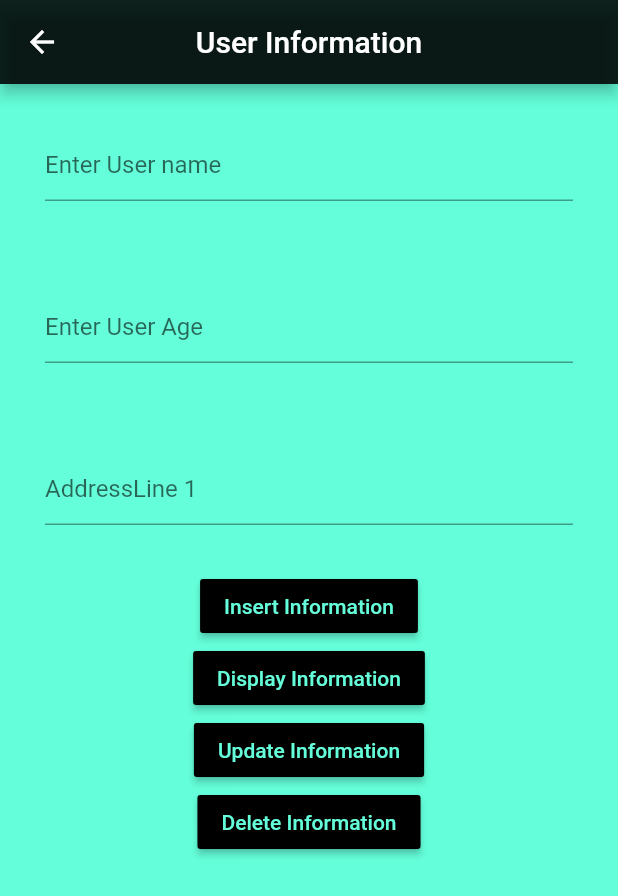
After one commit to UnremittingEncore/super-duper-barnacle, a Flutter app: the InputUserInformation screen opened directly, after a tap on "Display Information", on a phone screen of 412 x 824 dp. The commit adds this screen. Shown: the top 896 px of the screen. Run offline on Flutter 3.47's test engine with Material 2 defaults, Android fonts, the phone set to English and light mode, and no system bars; our stand-ins replace logger, sqflite; accounts and stored records are empty.

Commit message:
Latest code as of 2020-08-16

```diff
--- /dev/null
+++ b/lib/DatabaseHelper.dart
@@ -0,0 +1,81 @@
+import 'dart:io';
+import 'dart:math';
+import 'package:logger/logger.dart';
+import 'package:path/path.dart';
+import 'package:sqflite/sqflite.dart';
+import 'package:path_provider/path_provider.dart';
+
+
+class DatabaseHelper{
+  String TAG = "DatabaseHelper";
+  Logger logger = new Logger();
+  static final databaseName = "CustomUserInformation.db";
+  static final databaseTable = "Users";
+  static final databaseVersion = 1;
+
+  static final columnId = "id";
+  static final columnname = "name";
+  static final columnAge = "age";
+  static final columnAddress1 = "AddressLine_1";
+
+  DatabaseHelper._privateConstructor();
+
+  static Database _database;
+
+  static final DatabaseHelper instance = DatabaseHelper._privateConstructor();
+
+  Future<Database> get database async{
+    if(_database != null){
+      return _database;
+    }
+    else{
+      //Initialise the database -> This is lazy initialisation
+      logger.d(TAG , "Initialising the database");
+      _database = await initDatabase();
+      return _database;
+    }
+  }
+
+
+  initDatabase() async{
+    logger.d(TAG , "Inside initialise database creating the path for database");
+    Directory databaseDirectory = await getApplicationDocumentsDirectory();
+    String path = join(databaseDirectory.path, databaseName);
+    return await openDatabase(path, version: databaseVersion, onCreate: onCreateDatabaseTable );
+  }
+
+  onCreateDatabaseTable(Database database, int version) async{
+    logger.d(TAG , "Creating users table  ");
+    String createTablequery = "CREATE TABLE $databaseTable($columnId INTEGER PRIMARY KEY,$columnname TEXT NOT NULL,$columnAge INTEGER NOT NULL,$columnAddress1 TEXT NOT NULL)";
+    return await database.execute(createTablequery);
+  }
+
+
+  Future<int> insertData(Map<String, dynamic> row) async{
+    Database database = await instance.database;
+    return await database.insert(databaseTable, row);
+  }
+
+
+  Future<int> updateData(Map<String, dynamic> row) async{
+    Database database = await instance.database;
+    int id = row[columnId];
+    return await database.update(databaseTable, row, where : '$columnId = ?', whereArgs: [id]);
+  }
+
+
+  Future<List<Map<String, dynamic>>> queryEntireTable() async{
+    Database database = await instance.database;
+    return await database.query(databaseTable);
+  }
+
+  Future<int> deleteData(int rowid) async{
+    Database database = await instance.database;
+    return await database.delete(databaseTable, where : '$columnId = ?', whereArgs: [rowid]);
+  }
+
+
+
+
+
+}
--- /dev/null
+++ b/lib/UserInformation.dart
@@ -0,0 +1,139 @@
+import 'package:flutter/cupertino.dart';
+import 'package:flutter/material.dart';
+import 'package:logger/logger.dart';
+import 'package:my_flutter_app/DatabaseHelper.dart';
+
+class UserInformation extends StatelessWidget{
+  @override
+  Widget build(BuildContext context) {
+    // TODO: implement build
+    return InputUserInformation();
+  }
+
+}
+
+class InputUserInformation extends StatelessWidget{
+  String TAG = "InputUserInformation";
+  TextEditingController userNameController = TextEditingController();
+  TextEditingController userAgeController = TextEditingController();
+  TextEditingController userAddressLineController1 = TextEditingController();
+  Logger logger = new Logger();
+  final dbHelper = DatabaseHelper.instance;
+  @override
+  Widget build(BuildContext context) {
+    // TODO: implement build
+    return Scaffold(
+      appBar: AppBar(title: Text('User Information'),
+        backgroundColor: Colors.black87,
+        centerTitle: true,
+      ),
+      body: Column(
+          children: <Widget>[
+            Container(
+              padding: EdgeInsets.all(30),
+              child: TextField(
+                controller: userNameController,
+                decoration: InputDecoration(
+                    hintText: 'Enter User name'
+                ),
+              ),
+            ),
+
+            Container(
+              padding: EdgeInsets.all(30),
+              child: TextField(
+                controller: userAgeController,
+                keyboardType: TextInputType.number,
+                decoration: InputDecoration(
+                    hintText: 'Enter User Age'
+                ),
+              ),
+            ),
+
+            Container(
+              padding: EdgeInsets.all(30),
+              child: TextField(
+                controller: userAddressLineController1,
+                decoration: InputDecoration(
+                    hintText: 'AddressLine 1'
+                ),
+              ),
+            ),
+
+            RaisedButton(
+                color: Colors.black,
+                textColor: Colors.tealAccent,
+                child: Text('Insert Information'),
+                onPressed: (){
+                  logger.e(TAG , "Insert information button is clicked");
+                insertInformation(userNameController.text, int.parse(userAgeController.text), userAddressLineController1.text);
+            }),
+            RaisedButton(
+                color: Colors.black,
+                textColor: Colors.tealAccent,
+                child: Text('Display Information'),
+                onPressed: (){
+                  logger.e(TAG , "Display information button is clicked");
+                  displayInformation();
+                }),
+
+            RaisedButton(
+                color: Colors.black,
+                textColor: Colors.tealAccent,
+                child: Text('Update Information'),
+                onPressed: (){
+                  logger.e(TAG , "Update information button is clicked");
+                  updateInformation(userNameController.text, int.parse(userAgeController.text), userAddressLineController1.text);
+                }),
+
+            RaisedButton(
+                color: Colors.black,
+                textColor: Colors.tealAccent,
+                child: Text('Delete Information'),
+                onPressed: (){
+                  logger.e(TAG , "Delete information button is clicked");
+                  deleteInformation();
+                }),
+          ],
+      ),
+      backgroundColor: Colors.tealAccent,
+    );
+  }
+
+  void insertInformation(String userName, int age, String addressLine1) async{
+    logger.d(TAG + " Inside insert information "+ userName + " age "+ age.toString() + " AddressLine 1 " + addressLine1 );
+    Map<String, dynamic> data = {
+      DatabaseHelper.columnname : userName,
+      DatabaseHelper.columnAge : age,
+      DatabaseHelper.columnAddress1 : addressLine1
+    };
+
+    final rowid = await dbHelper.insertData(data);
+    logger.d(TAG , "Row id "+ rowid.toString());
+  }
+
+  void updateInformation(String userName, int age, String addressLine1) async{
+    logger.d(TAG + " Inside update information "+ userName + " age "+ age.toString() + " AddressLine 1 " + addressLine1 );
+    Map<String, dynamic> data = {
+      DatabaseHelper.columnId : 1,
+      DatabaseHelper.columnname : userName,
+      DatabaseHelper.columnAge : age,
+      DatabaseHelper.columnAddress1 : addressLine1
+    };
+
+    final updatedrowid = await dbHelper.updateData(data);
+    logger.d(TAG , " Updated Row id "+ updatedrowid.toString());
+  }
+
+  void deleteInformation() async{
+    logger.d(TAG + " Inside delete information ");
+    final deletedrowid = await dbHelper.deleteData(1);
+    logger.d(TAG , " Updated Row id "+ deletedrowid.toString());
+  }
+
+
+  void displayInformation() async{
+    final entireData = await dbHelper.queryEntireTable();
+    logger.d(TAG + " Entire data "+ entireData.toString());
+  }
+}
--- a/lib/main.dart
+++ b/lib/main.dart
@@ -1,6 +1,7 @@
 import 'package:flutter/cupertino.dart';
 import 'package:flutter/material.dart';
 import 'package:my_flutter_app/Trig_N_Log_Screen.dart';
+import 'package:my_flutter_app/UserInformation.dart';
 
 void main() {
   runApp(MainScreen());
@@ -39,6 +40,14 @@ class FirstScreen extends StatelessWidget{
                 navigateToCalculatorScreen(context);
               },
             ),
+            RaisedButton(
+              color: Colors.black,
+              textColor: Colors.tealAccent,
+              child: Text('Click to See Sqlite Demonstration'),
+              onPressed:(){
+                navigateToSqliteScreen(context);
+              },
+            ),
 
 
           ],
@@ -53,6 +62,8 @@ class FirstScreen extends StatelessWidget{
   void navigateToCalculatorScreen(context) async{
     Navigator.push(context, MaterialPageRoute(builder: (context) => CalculatorApp() ,));
   }
-
+  void navigateToSqliteScreen(context) async{
+    Navigator.push(context, MaterialPageRoute(builder: (context) => UserInformation() ,));
+  }
 
 }
```
Also changed, not shown: pubspec.yaml (+8 -1 lines), pubspec.lock, 5 other files.
